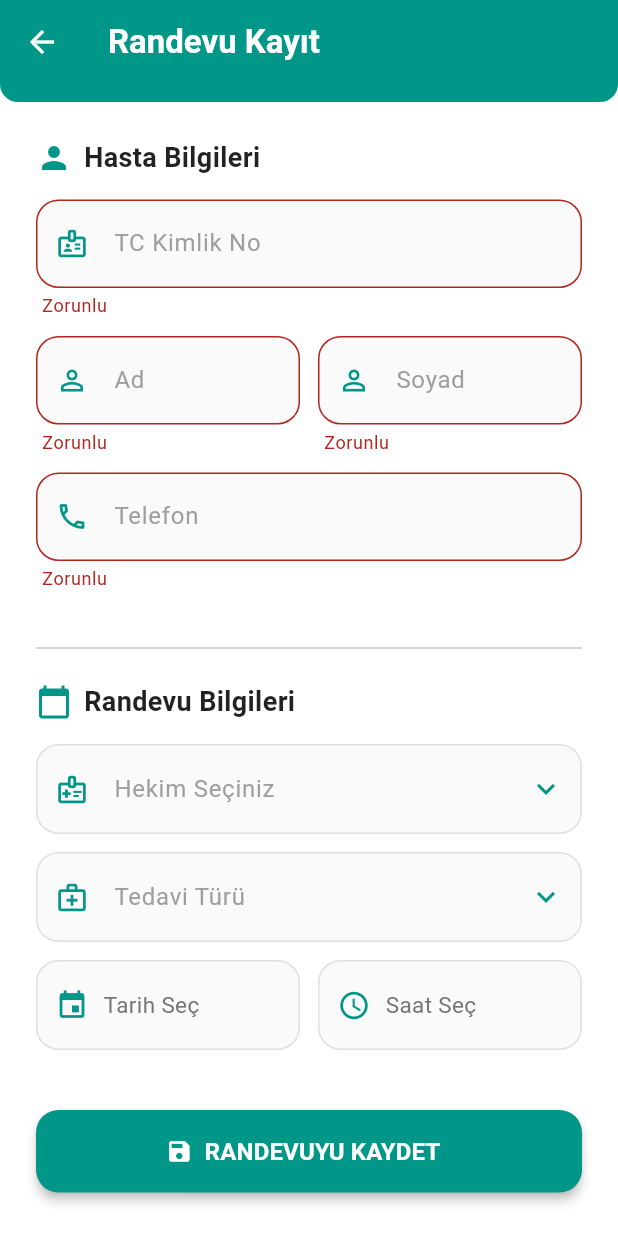
After one commit to MehmetAliOzcan42/243301025_MehmetAliOZCAN_Flutter_Proje, a Flutter app: the FormScreen screen opened directly, after a tap on "RANDEVUYU KAYDET", on a phone screen of 412 x 824 dp. The commit adds this screen. Run offline on Flutter 3.47's test engine with Material 3 defaults, Android fonts, the phone set to English and light mode, and no system bars; our stand-ins replace supabase_flutter; accounts and stored records are empty.

Commit message:
Yönetici için HomeScreen ekranından sağ alttaki butona tıklayarak açılan Randevu Kayıt ekranı FormScreen tasarlandı. Hasta ve randevu bilgileri girilerek hasta kaydı yapılacak.

```diff
--- /dev/null
+++ b/lib/screens/form_screen.dart
@@ -0,0 +1,427 @@
+import 'package:flutter/material.dart';
+import 'package:intl/intl.dart';
+//Tarih formatlama için intl paketi kullanıldı.
+
+class FormScreen extends StatefulWidget {
+  const FormScreen({super.key});
+
+  @override
+  State<FormScreen> createState() => _FormScreenState();
+}
+
+class _FormScreenState extends State<FormScreen> {
+  final _formKey = GlobalKey<FormState>();
+  // Form doğrulaması için global key
+  bool _isLoading = false;
+  // Form kaydedilirken yükleniyor durumunu göstermek için
+
+  // Hasta Bilgileri
+  final TextEditingController _tcController = TextEditingController();
+  final TextEditingController _nameController = TextEditingController();
+  final TextEditingController _surnameController = TextEditingController();
+  final TextEditingController _phoneController = TextEditingController();
+
+  // Randevu Bilgileri
+  String? _selectedHekim;
+  String? _selectedTedavi;
+  DateTime? _selectedDate;
+  TimeOfDay? _selectedTime;
+
+  // Örnek verilen; dinamik olarak hekimler ve tedavi türleri Supabase'den çekilecek
+  final List<String> _hekimler = [
+    "Dt. Arda Guler",
+    "Dt. Merve Aydın",
+    "Dt. Kemal Sunal",
+  ];
+  final List<String> _tedaviler = [
+    "İmplant Muayenesi",
+    "Diş Taşı Temizliği",
+    "Kanal Tedavisi",
+    "Dolgu",
+    "Diş Çekimi",
+  ];
+
+  @override
+  void dispose() {
+    _tcController.dispose();
+    _nameController.dispose();
+    _surnameController.dispose();
+    _phoneController.dispose();
+    super.dispose();
+  }
+
+  // Bellek sızıntılarını önlemek için TextEditingController'ları temizler.
+  // Tarih formatlamak için DateTime kullanıldı.
+  Future<void> _pickDate() async {
+    final DateTime? picked = await showDatePicker(
+      // Tarih seçici açılır ve kullanıcı bir tarih seçer.
+      context: context,
+      initialDate: DateTime.now(),
+      firstDate: DateTime.now(),
+      lastDate: DateTime.now().add(const Duration(days: 365)),
+      builder: (context, child) {
+        return Theme(
+          data: Theme.of(context).copyWith(
+            colorScheme: const ColorScheme.light(
+              primary: Colors.teal, // Takvimdeki ana renk
+              onPrimary: Colors.white, // Seçilen tarihin metin rengi
+              onSurface: Colors.black, // Takvimdeki diğer metinlerin rengi
+            ),
+          ),
+          child: child!,
+        );
+      },
+    );
+    if (picked != null) {
+      setState(() => _selectedDate = picked);
+    }
+    // Kullanıcı bir tarih seçtiğinde _selectedDate güncellenir.
+  }
+
+  // Tarih formatlamak için TimeOfDay kullanıldı.
+  Future<void> _pickTime() async {
+    final TimeOfDay? picked = await showTimePicker(
+      context: context,
+      initialTime: TimeOfDay.now(),
+      builder: (context, child) {
+        return Theme(
+          data: Theme.of(context).copyWith(
+            colorScheme: const ColorScheme.light(primary: Colors.teal),
+          ),
+          child: child!,
+        );
+      },
+    );
+    if (picked != null) {
+      setState(() => _selectedTime = picked);
+    }
+    // Kullanıcı bir saat seçtiğinde _selectedTime güncellenir.
+  }
+
+  Future<void> _saveForm() async {
+    if (!_formKey.currentState!.validate()) return;
+    if (_selectedHekim == null ||
+        _selectedTedavi == null ||
+        _selectedDate == null ||
+        _selectedTime == null) {
+      ScaffoldMessenger.of(context).showSnackBar(
+        SnackBar(
+          content: const Text("Lütfen hekim, tedavi, tarih ve saat seçiniz."),
+          backgroundColor: Colors.red,
+          behavior: SnackBarBehavior.floating,
+          shape: RoundedRectangleBorder(
+            borderRadius: BorderRadius.circular(10),
+          ),
+        ),
+      );
+      return;
+    }
+
+    setState(() => _isLoading = true);
+
+    // Burada Supabase'e randevu kaydı ekleme ve loglama işlemleri yapılacak.
+    await Future.delayed(const Duration(seconds: 1));
+    // Simülasyon amaçlı gecikme; gerçek uygulamada Supabase işlemi burada yapılacak.
+    if (!mounted) return;
+    setState(() => _isLoading = false);
+
+    ScaffoldMessenger.of(context).showSnackBar(
+      SnackBar(
+        content: const Text("Randevu başarıyla oluşturuldu ve loglandı."),
+        backgroundColor: Colors.green,
+        behavior: SnackBarBehavior.floating,
+        shape: RoundedRectangleBorder(borderRadius: BorderRadius.circular(10)),
+      ),
+    );
+
+    Navigator.pop(context); // İşlem bitince ana sayfaya döner.
+  }
+
+  @override
+  Widget build(BuildContext context) {
+    return Scaffold(
+      backgroundColor: Colors.white,
+      appBar: AppBar(
+        title: const Text(
+          "Randevu Kayıt",
+          style: TextStyle(fontWeight: FontWeight.bold),
+        ),
+        backgroundColor: Colors.teal,
+        foregroundColor: Colors.white,
+        elevation: 0,
+      ),
+      body: Column(
+        children: [
+          Container(
+            width: double.infinity,
+            height: 12,
+            decoration: const BoxDecoration(
+              color: Colors.teal,
+              borderRadius: BorderRadius.only(
+                bottomLeft: Radius.circular(20),
+                bottomRight: Radius.circular(20),
+              ),
+            ),
+          ),
+          Expanded(
+            child: SingleChildScrollView(
+              padding: const EdgeInsets.all(24),
+              child: Form(
+                key: _formKey,
+                child: Column(
+                  crossAxisAlignment: CrossAxisAlignment.start,
+                  children: [
+                    // Hasta Bilgileri
+                    const Row(
+                      children: [
+                        Icon(Icons.person, color: Colors.teal),
+                        SizedBox(width: 8),
+                        Text(
+                          "Hasta Bilgileri",
+                          style: TextStyle(
+                            fontSize: 18,
+                            fontWeight: FontWeight.bold,
+                            color: Colors.black87,
+                          ),
+                        ),
+                      ],
+                    ),
+                    const SizedBox(height: 15),
+                    _buildInput(
+                      "TC Kimlik No",
+                      _tcController,
+                      Icons.badge_outlined,
+                      isNum: true,
+                    ),
+                    const SizedBox(height: 12),
+                    Row(
+                      children: [
+                        Expanded(
+                          child: _buildInput(
+                            "Ad",
+                            _nameController,
+                            Icons.person_outline,
+                          ),
+                        ),
+                        const SizedBox(width: 12),
+                        Expanded(
+                          child: _buildInput(
+                            "Soyad",
+                            _surnameController,
+                            Icons.person_outline,
+                          ),
+                        ),
+                      ],
+                    ),
+                    const SizedBox(height: 12),
+                    _buildInput(
+                      "Telefon",
+                      _phoneController,
+                      Icons.phone_outlined,
+                      isNum: true,
+                    ),
+
+                    const SizedBox(height: 30),
+                    const Divider(),
+                    const SizedBox(height: 15),
+
+                    // Randevu Bilgileri
+                    const Row(
+                      children: [
+                        Icon(Icons.calendar_today, color: Colors.teal),
+                        SizedBox(width: 8),
+                        Text(
+                          "Randevu Bilgileri",
+                          style: TextStyle(
+                            fontSize: 18,
+                            fontWeight: FontWeight.bold,
+                            color: Colors.black87,
+                          ),
+                        ),
+                      ],
+                    ),
+                    const SizedBox(height: 15),
+
+                    _buildDropdown(
+                      "Hekim Seçiniz",
+                      Icons.medical_information_outlined,
+                      _hekimler,
+                      _selectedHekim,
+                      (val) => setState(() => _selectedHekim = val),
+                    ),
+                    const SizedBox(height: 12),
+                    _buildDropdown(
+                      "Tedavi Türü",
+                      Icons.medical_services_outlined,
+                      _tedaviler,
+                      _selectedTedavi,
+                      (val) => setState(() => _selectedTedavi = val),
+                    ),
+                    const SizedBox(height: 12),
+
+                    Row(
+                      children: [
+                        Expanded(
+                          child: InkWell(
+                            onTap: _pickDate,
+                            borderRadius: BorderRadius.circular(15),
+                            child: _buildPickerBox(
+                              Icons.event,
+                              _selectedDate == null
+                                  ? "Tarih Seç"
+                                  : DateFormat(
+                                      'dd.MM.yyyy',
+                                    ).format(_selectedDate!),
+                            ),
+                          ),
+                        ),
+                        const SizedBox(width: 12),
+                        Expanded(
+                          child: InkWell(
+                            onTap: _pickTime,
+                            borderRadius: BorderRadius.circular(15),
+                            child: _buildPickerBox(
+                              Icons.access_time,
+                              _selectedTime == null
+                                  ? "Saat Seç"
+                                  : _selectedTime!.format(context),
+                            ),
+                          ),
+                        ),
+                      ],
+                    ),
+
+                    const SizedBox(height: 40),
+
+                    // Kaydet Butonu
+                    SizedBox(
+                      width: double.infinity,
+                      height: 55,
+                      child: ElevatedButton.icon(
+                        onPressed: _isLoading ? null : _saveForm,
+                        icon: _isLoading
+                            ? const SizedBox()
+                            : const Icon(Icons.save, color: Colors.white),
+                        style: ElevatedButton.styleFrom(
+                          backgroundColor: Colors.teal,
+                          elevation: 3,
+                          shape: RoundedRectangleBorder(
+                            borderRadius: BorderRadius.circular(15),
+                          ),
+                        ),
+                        label: _isLoading
+                            ? const CircularProgressIndicator(
+                                color: Colors.white,
+                              )
+                            : const Text(
+                                "RANDEVUYU KAYDET",
+                                style: TextStyle(
+                                  color: Colors.white,
+                                  fontSize: 16,
+                                  fontWeight: FontWeight.bold,
+                                ),
+                              ),
+                      ),
+                    ),
+                  ],
+                ),
+              ),
+            ),
+          ),
+        ],
+      ),
+    );
+  }
+
+  // _buildInput, girdi alanları için ortak bir tasarım sağlar.
+  Widget _buildInput(
+    String label,
+    TextEditingController controller,
+    IconData icon, {
+    bool isNum = false,
+  }) {
+    return TextFormField(
+      controller: controller,
+      keyboardType: isNum ? TextInputType.number : TextInputType.text,
+      style: const TextStyle(fontSize: 15),
+      decoration: InputDecoration(
+        labelText: label,
+        labelStyle: const TextStyle(color: Colors.grey),
+        prefixIcon: Icon(icon, color: Colors.teal, size: 22),
+        border: OutlineInputBorder(borderRadius: BorderRadius.circular(15)),
+        enabledBorder: OutlineInputBorder(
+          borderRadius: BorderRadius.circular(15),
+          borderSide: BorderSide(color: Colors.grey.shade300),
+        ),
+        focusedBorder: OutlineInputBorder(
+          borderRadius: BorderRadius.circular(15),
+          borderSide: const BorderSide(color: Colors.teal, width: 1.5),
+        ),
+        filled: true,
+        fillColor: Colors.grey[50],
+        contentPadding: const EdgeInsets.symmetric(vertical: 18),
+      ),
+      validator: (v) => (v == null || v.isEmpty) ? "Zorunlu" : null,
+    );
+  }
+
+  // _buildDropdown, dropdown alanları için ortak bir tasarım sağlar. Hekim ve tedavi seçimleri için kullanılır.
+  Widget _buildDropdown(
+    String label,
+    IconData icon,
+    List<String> items,
+    String? selectedValue,
+    Function(String?) onChanged,
+  ) {
+    return DropdownButtonFormField<String>(
+      value: selectedValue,
+      icon: const Icon(Icons.keyboard_arrow_down, color: Colors.teal),
+      decoration: InputDecoration(
+        labelText: label,
+        labelStyle: const TextStyle(color: Colors.grey),
+        prefixIcon: Icon(icon, color: Colors.teal, size: 22),
+        border: OutlineInputBorder(borderRadius: BorderRadius.circular(15)),
+        enabledBorder: OutlineInputBorder(
+          borderRadius: BorderRadius.circular(15),
+          borderSide: BorderSide(color: Colors.grey.shade300),
+        ),
+        focusedBorder: OutlineInputBorder(
+          borderRadius: BorderRadius.circular(15),
+          borderSide: const BorderSide(color: Colors.teal, width: 1.5),
+        ),
+        filled: true,
+        fillColor: Colors.grey[50],
+        contentPadding: const EdgeInsets.symmetric(vertical: 18),
+      ),
+      items: items.map((String val) {
+        return DropdownMenuItem(value: val, child: Text(val));
+      }).toList(),
+      onChanged: onChanged,
+    );
+  }
+
+  // Tarih ve saat seçicileri için ortak bir tasarım sağlar.
+  Widget _buildPickerBox(IconData icon, String text) {
+    return Container(
+      padding: const EdgeInsets.symmetric(vertical: 18, horizontal: 12),
+      decoration: BoxDecoration(
+        color: Colors.grey[50],
+        borderRadius: BorderRadius.circular(15),
+        border: Border.all(color: Colors.grey.shade300),
+      ),
+      child: Row(
+        children: [
+          Icon(icon, color: Colors.teal, size: 22),
+          const SizedBox(width: 10),
+          Text(
+            text,
+            style: TextStyle(
+              fontSize: 15,
+              color: text.contains("Seç") ? Colors.grey[600] : Colors.black87,
+            ),
+          ),
+        ],
+      ),
+    );
+  }
+}
--- a/lib/screens/home_screen.dart
+++ b/lib/screens/home_screen.dart
@@ -1,4 +1,5 @@
 import 'package:flutter/material.dart';
+import 'form_screen.dart';
 
 class HomeScreen extends StatefulWidget {
   final String userRole;
@@ -126,7 +127,12 @@ class _HomeScreenState extends State<HomeScreen> {
       ),
       floatingActionButton: widget.userRole == 'admin'
           ? FloatingActionButton(
-              onPressed: () {},
+              onPressed: () {
+                Navigator.push(
+                  context,
+                  MaterialPageRoute(builder: (context) => const FormScreen()),
+                );
+              },
               backgroundColor: Colors.teal,
               child: const Icon(Icons.person_add_alt_1, color: Colors.white),
             )
--- a/pubspec.yaml
+++ b/pubspec.yaml
@@ -11,6 +11,7 @@ dependencies:
     sdk: flutter
   supabase_flutter: ^2.0.0
   provider: ^6.0.0
+  intl: ^0.20.2
 
 dev_dependencies:
   flutter_test:
```
Also changed, not shown: pubspec.lock.
